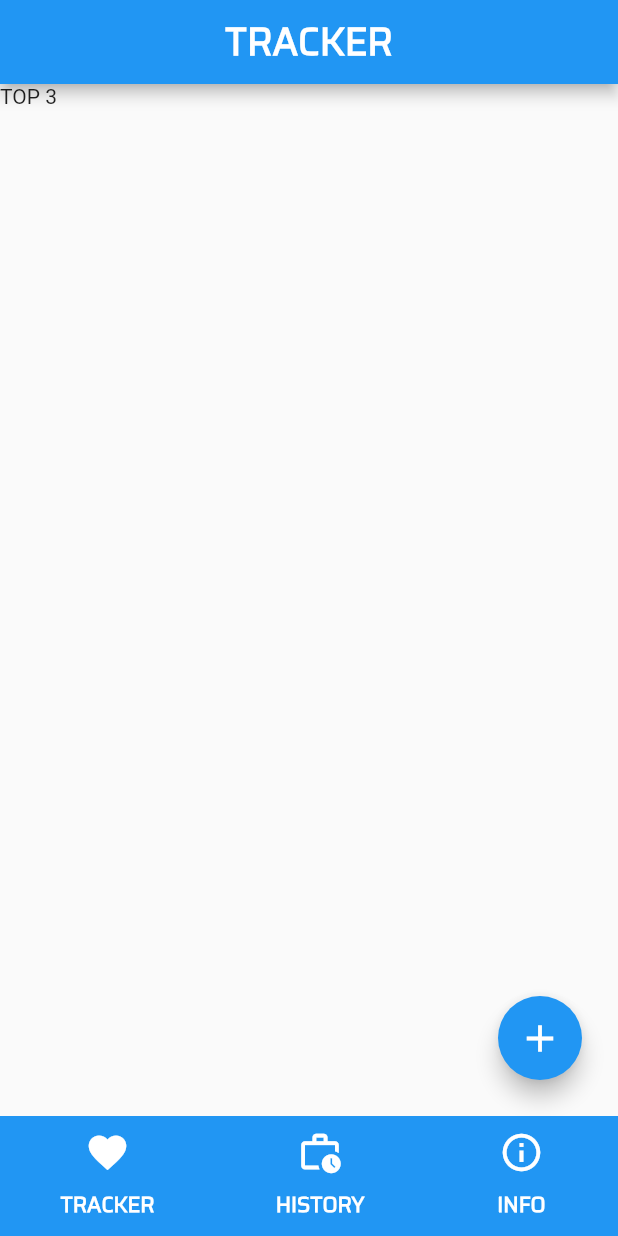
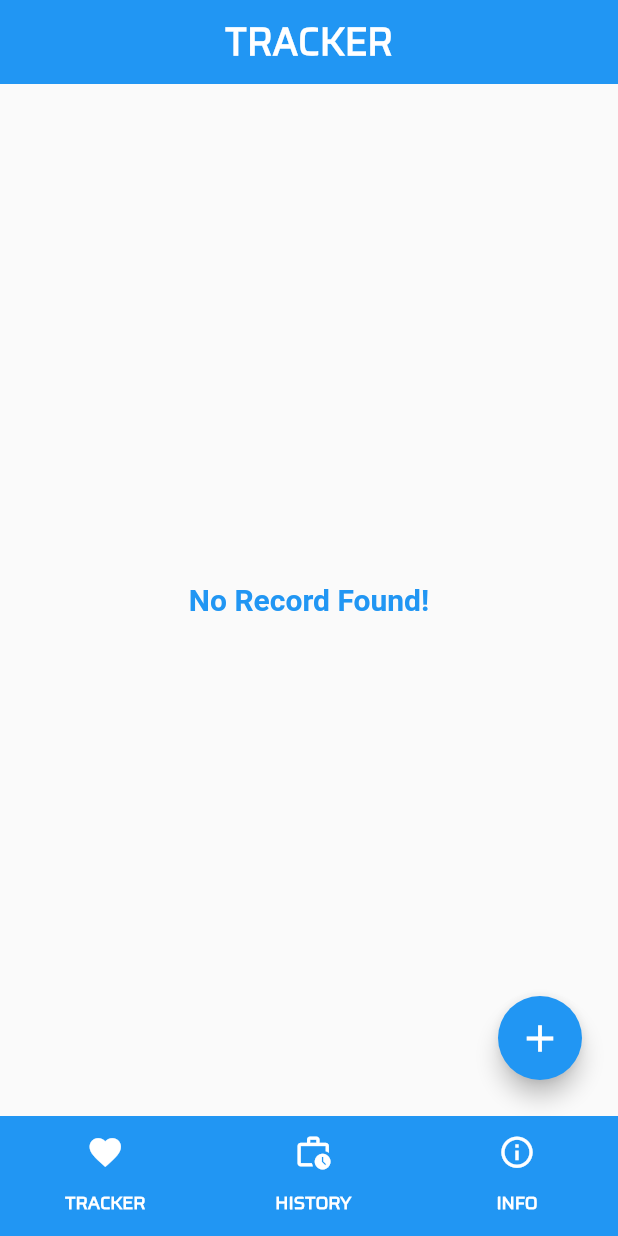
Before and after one commit to farhanyousaf786/blood-pressure-tracker, a Flutter app: the screen it shows after launch, on a phone screen of 412 x 824 dp. Run offline on Flutter 3.47's test engine with Material 2 defaults, Android fonts, the phone set to English and light mode, and no system bars; our stand-ins replace numberpicker, sqflite; accounts and stored records are empty.

Commit message:
Stat Page added

```diff
--- /dev/null
+++ b/lib/Components/MaxMinCard.dart
@@ -0,0 +1,31 @@
+import 'package:flutter/material.dart';
+
+import '../Database/DbModel.dart';
+
+class MaxMinCard extends StatefulWidget {
+  final List data;
+
+  const MaxMinCard({
+    Key? key,
+    required this.data,
+  }) : super(key: key);
+
+  @override
+  State<MaxMinCard> createState() => _MaxMinCardState();
+}
+
+class _MaxMinCardState extends State<MaxMinCard> {
+  @override
+  void initState() {
+    getStats();
+
+    super.initState();
+  }
+
+  getStats() {}
+
+  @override
+  Widget build(BuildContext context) {
+    return Text(widget.data.length.toString());
+  }
+}
--- a/lib/Pages/GenralStatsPage.dart
+++ b/lib/Pages/GenralStatsPage.dart
@@ -1,5 +1,5 @@
-
-
+import 'package:bloodpressure/Components/MaxMinCard.dart';
+import 'package:bloodpressure/Database/DbModel.dart';
 import 'package:flutter/material.dart';
 
 class GeneralStats extends StatefulWidget {
@@ -10,26 +10,49 @@ class GeneralStats extends StatefulWidget {
 }
 
 class _GeneralStatsState extends State<GeneralStats> {
+  var db = DatabaseConnect();
+
   @override
   Widget build(BuildContext context) {
-    return Scaffold(appBar: AppBar(
+    return Scaffold(
+        appBar: AppBar(
+          elevation: 0,
           centerTitle: true,
-      title: Text(
+          title: const Text(
             "TRACKER",
             style: TextStyle(
-          fontSize: 25,
-          fontWeight: FontWeight.bold,
-          fontFamily: 'saira'
+                fontSize: 25, fontWeight: FontWeight.bold, fontFamily: 'saira'),
+          ),
+        ),
+        body: FutureBuilder(
+          future: db.getBpRecord(),
+          initialData: const [],
+          builder: (BuildContext context, AsyncSnapshot<List> snapshot) {
+            var data = snapshot.data;
+            var dataLength = data!.length;
+            return dataLength == 0
+                ? const Center(
+                    child: Padding(
+                      padding: EdgeInsets.all(12.0),
+                      child: Text(
+                        "No Record Found!",
+                        style: TextStyle(
+                          fontSize: 20,
+                          fontWeight: FontWeight.w700,
+                          color: Colors.blue,
                         ),
                       ),
                     ),
-      body: Column(
-        children: [
-          Container(
-            child: Text("TOP 3"),
-          ),
-        ],
-      ),
+                  )
+                : ListView.builder(
+                    itemCount: dataLength,
+                    itemBuilder: (context, i) {
+                      return MaxMinCard(
+                        data: data,
                       );
+                    },
+                  );
+          },
+        ));
   }
 }
--- a/lib/Pages/HistoryPage.dart
+++ b/lib/Pages/HistoryPage.dart
@@ -18,6 +18,7 @@ class _HistoryState extends State<History> {
   Widget build(BuildContext context) {
     return Scaffold(
         appBar: AppBar(
+          elevation: 0,
           centerTitle: true,
           title: const Text(
             "HISTORY",
--- a/lib/Pages/InformationPage.dart
+++ b/lib/Pages/InformationPage.dart
@@ -13,6 +13,7 @@ class _InformationPageState extends State<InformationPage> {
   @override
   Widget build(BuildContext context) {
     return Scaffold(appBar:  AppBar(
+      elevation: 0,
       centerTitle: true,
       title: Text(
         "INFORMATION",
--- a/lib/Pages/LandingPage.dart
+++ b/lib/Pages/LandingPage.dart
@@ -31,13 +31,14 @@ class _LandingPageState extends State<LandingPage> {
         padding: const EdgeInsets.all(8.0),
         child: pageIndex == 0 ?  FloatingActionButton(
           // isExtended: true,
-          child:  Icon(Icons.add,
-          size: 30,),
           backgroundColor: Colors.blue,
           onPressed: () {
             Navigator.push(context,
                 MaterialPageRoute(builder: (context) =>  const CheckerPage()));
           },
+          // isExtended: true,
+          child:  const Icon(Icons.add,
+          size: 30,),
         ): null,
       ),
     );
@@ -63,12 +64,12 @@ class _LandingPageState extends State<LandingPage> {
                     ? const Icon(
                         Icons.favorite,
                         color: Colors.white,
-                        size: 30,
+                        size: 25,
                       )
                     : const Icon(
                         Icons.favorite_border,
                         color: Colors.white,
-                        size: 30,
+                        size: 25,
                       ),
               ),
               const Text(
@@ -76,7 +77,8 @@ class _LandingPageState extends State<LandingPage> {
                 style: TextStyle(
                     fontFamily: 'saira',
                     color: Colors.white,
-                    fontWeight: FontWeight.bold),
+                    fontWeight: FontWeight.bold,
+                fontSize: 12),
               )
             ],
           ),
@@ -93,12 +95,12 @@ class _LandingPageState extends State<LandingPage> {
                     ? const Icon(
                         Icons.work_history,
                         color: Colors.white,
-                        size: 30,
+                        size: 25,
                       )
                     : const Icon(
                         Icons.work_history_outlined,
                         color: Colors.white,
-                        size: 30,
+                        size: 25,
                       ),
               ),
               Text(
@@ -106,7 +108,8 @@ class _LandingPageState extends State<LandingPage> {
                 style: TextStyle(
                     fontFamily: 'saira',
                     color: Colors.white,
-                    fontWeight: FontWeight.bold),
+                    fontWeight: FontWeight.bold,
+                fontSize: 12),
               )
             ],
           ),
@@ -123,20 +126,21 @@ class _LandingPageState extends State<LandingPage> {
                     ? const Icon(
                         Icons.info,
                         color: Colors.white,
-                        size: 30,
+                        size: 25,
                       )
                     : const Icon(
                         Icons.info_outline,
                         color: Colors.white,
-                        size: 30,
+                        size: 25,
                       ),
               ),
-              Text(
+              const Text(
                 "INFO",
                 style: TextStyle(
                     fontFamily: 'saira',
                     color: Colors.white,
-                    fontWeight: FontWeight.bold),
+                    fontWeight: FontWeight.bold,
+                fontSize: 12),
               )
             ],
           ),
```
Lines whose indentation alone changed are shown as unchanged.
